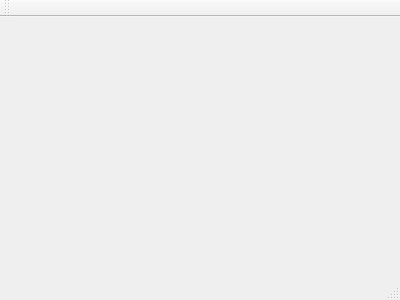
This is test_socket/mainwindow.ui in sireeprojects/learnqt as Qt 5 draws it before an edit. The edited form follows.
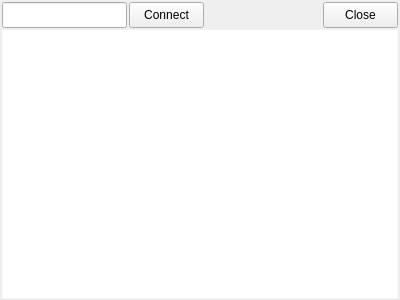
This is the edited form.

```diff
--- a/test_socket/mainwindow.ui
+++ b/test_socket/mainwindow.ui
@@ -12,13 +12,135 @@
   <property name="windowTitle" >
    <string>mainWindow</string>
   </property>
-  <widget class="QMenuBar" name="menuBar" />
-  <widget class="QToolBar" name="mainToolBar" />
-  <widget class="QWidget" name="centralWidget" />
-  <widget class="QStatusBar" name="statusBar" />
+  <widget class="QWidget" name="centralWidget">
+   <layout class="QGridLayout" name="gridLayout">
+    <property name="leftMargin">
+     <number>2</number>
+    </property>
+    <property name="topMargin">
+     <number>2</number>
+    </property>
+    <property name="rightMargin">
+     <number>2</number>
+    </property>
+    <property name="bottomMargin">
+     <number>2</number>
+    </property>
+    <property name="spacing">
+     <number>2</number>
+    </property>
+    <item row="0" column="2">
+     <spacer name="horizontalSpacer">
+      <property name="orientation">
+       <enum>Qt::Horizontal</enum>
+      </property>
+      <property name="sizeHint" stdset="0">
+       <size>
+        <width>40</width>
+        <height>20</height>
+       </size>
+      </property>
+     </spacer>
+    </item>
+    <item row="0" column="1">
+     <widget class="QPushButton" name="pushButton_4">
+      <property name="minimumSize">
+       <size>
+        <width>0</width>
+        <height>26</height>
+       </size>
+      </property>
+      <property name="maximumSize">
+       <size>
+        <width>75</width>
+        <height>26</height>
+       </size>
+      </property>
+      <property name="text">
+       <string>Connect</string>
+      </property>
+     </widget>
+    </item>
+    <item row="0" column="0">
+     <widget class="QLineEdit" name="lineEdit">
+      <property name="minimumSize">
+       <size>
+        <width>0</width>
+        <height>26</height>
+       </size>
+      </property>
+      <property name="maximumSize">
+       <size>
+        <width>130</width>
+        <height>16777215</height>
+       </size>
+      </property>
+      <property name="font">
+       <font>
+        <family>Monaco</family>
+        <pointsize>10</pointsize>
+       </font>
+      </property>
+      <property name="inputMask">
+       <string/>
+      </property>
+      <property name="cursorMoveStyle">
+       <enum>Qt::VisualMoveStyle</enum>
+      </property>
+     </widget>
+    </item>
+    <item row="0" column="3">
+     <widget class="QPushButton" name="pushButton">
+      <property name="minimumSize">
+       <size>
+        <width>0</width>
+        <height>26</height>
+       </size>
+      </property>
+      <property name="maximumSize">
+       <size>
+        <width>75</width>
+        <height>26</height>
+       </size>
+      </property>
+      <property name="text">
+       <string>Close</string>
+      </property>
+     </widget>
+    </item>
+    <item row="1" column="0" colspan="4">
+     <widget class="QPlainTextEdit" name="plainTextEdit">
+      <property name="font">
+       <font>
+        <family>Monaco</family>
+        <pointsize>10</pointsize>
+       </font>
+      </property>
+      <property name="frameShape">
+       <enum>QFrame::NoFrame</enum>
+      </property>
+      <property name="frameShadow">
+       <enum>QFrame::Plain</enum>
+      </property>
+      <property name="readOnly">
+       <bool>true</bool>
+      </property>
+     </widget>
+    </item>
+   </layout>
+  </widget>
+  <action name="actionNew">
+   <property name="text">
+    <string>New</string>
+   </property>
+  </action>
+  <action name="actionCut">
+   <property name="text">
+    <string>Cut</string>
+   </property>
+  </action>
  </widget>
- <layoutDefault spacing="6" margin="11" />
- <pixmapfunction></pixmapfunction>
+ <layoutdefault spacing="6" margin="11"/>
  <resources/>
  <connections/>
 </ui>
```
Left out of the diff: 7 changed lines with no effect on the pictures.
